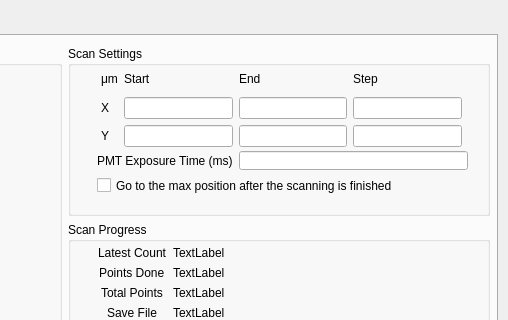
Qt form PMT_GUI.ui (jaeunkim/pmt-gui) before a commit; both pictures show x 383 to 891 and y 0 to 320 of the 891 by 600 pixel window.
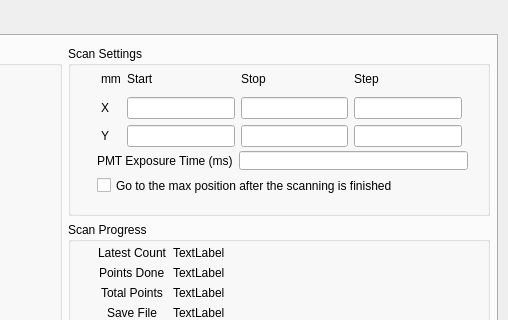
The same form after that commit.

Commit message: show transposed image, savefile fix, ui update

Patch:
```diff
--- a/PMT_GUI.ui
+++ b/PMT_GUI.ui
@@ -86,7 +86,7 @@
               <item row="0" column="2">
                <widget class="QLabel" name="label_5">
                 <property name="text">
-                 <string>End</string>
+                 <string>Stop</string>
                 </property>
                </widget>
               </item>
@@ -110,7 +110,7 @@
               <item row="0" column="0">
                <widget class="QLabel" name="label_4">
                 <property name="text">
-                 <string>μm</string>
+                 <string>mm</string>
                 </property>
                </widget>
               </item>
```
The commit also changes 1 other file.
